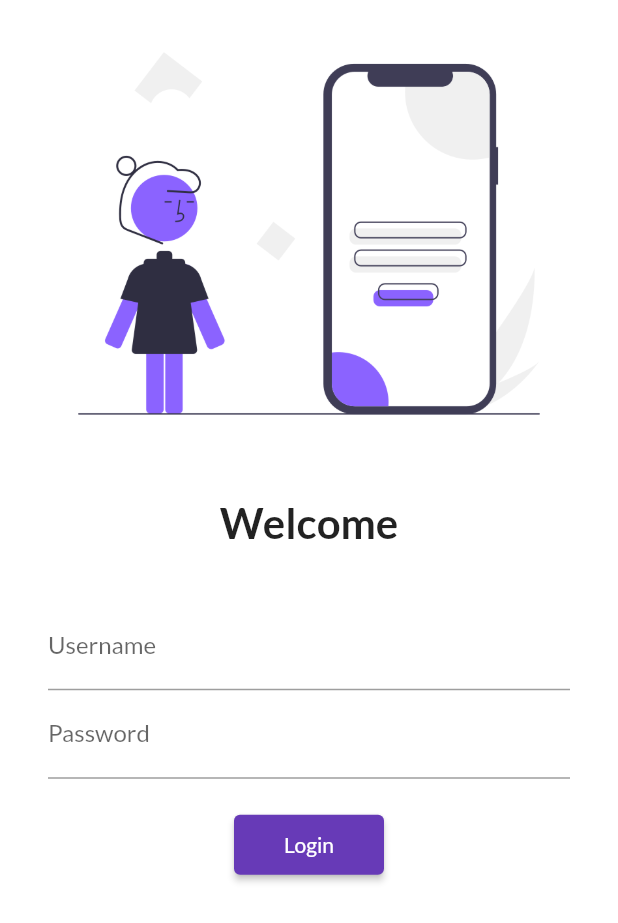
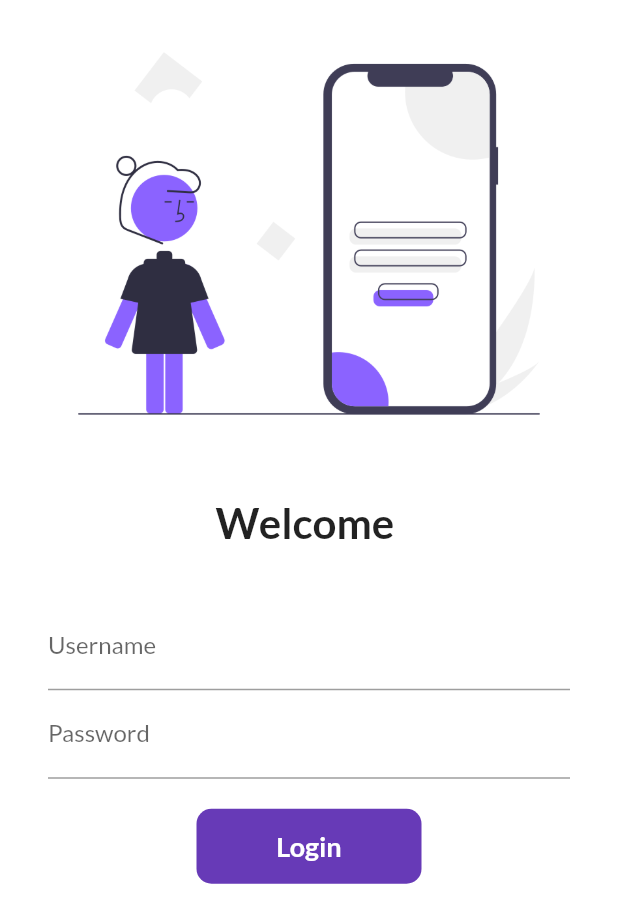
Before and after one commit to Viraj-M/flutter_catalog, a Flutter app: the screen it shows after launch, on a phone screen of 412 x 824 dp. Shown: the top 923 px of the screen. Run offline on Flutter 3.47's test engine with Material 2 defaults, Android fonts, the phone set to English and light mode, and no system bars; our stand-ins replace google_fonts.

Commit message:
Day 6 done!

```diff
--- a/lib/screens/login_page.dart
+++ b/lib/screens/login_page.dart
@@ -1,7 +1,15 @@
 import 'package:flutter/material.dart';
 import 'package:flutter_catalog/utils/routes.dart';
 
-class LoginPage extends StatelessWidget {
+class LoginPage extends StatefulWidget {
+  @override
+  State<LoginPage> createState() => _LoginPageState();
+}
+
+class _LoginPageState extends State<LoginPage> {
+  String name = "";
+  bool changeButton = false;
+
   @override
   Widget build(BuildContext context) {
     return Material(
@@ -17,7 +25,7 @@ class LoginPage extends StatelessWidget {
                 height: 20.0,
               ),
               Text(
-                "Welcome",
+                "Welcome $name",
                 style: TextStyle(
                   fontSize: 28,
                   fontWeight: FontWeight.bold,
@@ -36,6 +44,10 @@ class LoginPage extends StatelessWidget {
                         hintText: "Enter Username",
                         labelText: "Username",
                       ),
+                      onChanged: (value) {
+                        name = value;
+                        setState(() {});
+                      },
                     ),
                     TextFormField(
                       obscureText: true,
@@ -47,12 +59,43 @@ class LoginPage extends StatelessWidget {
                     SizedBox(
                       height: 20.0,
                     ),
-                    ElevatedButton(
-                        onPressed: () {
-                          Navigator.pushNamed(context, MyRoutes.homeRoute);
-                        },
-                        style: TextButton.styleFrom(minimumSize: Size(100, 40)),
-                        child: Text("Login"))
+
+                    InkWell(
+                      onTap: () async {
+                        setState(() {
+                          changeButton = true;
+                        });
+                        await Future.delayed(Duration(seconds: 1));
+                        Navigator.pushNamed(context, MyRoutes.homeRoute);
+                      },
+                      child: AnimatedContainer(
+                        duration: Duration(seconds: 1),
+                        width: changeButton ? 50 : 150,
+                        height: 50,
+                        alignment: Alignment.center,
+                        child: changeButton
+                            ? Icon(
+                                Icons.done,
+                                color: Colors.white,
+                              )
+                            : Text("Login",
+                                style: TextStyle(
+                                    color: Colors.white,
+                                    fontWeight: FontWeight.bold,
+                                    fontSize: 18)),
+                        decoration: BoxDecoration(
+                            color: Colors.deepPurple,
+                            borderRadius:
+                                BorderRadius.circular(changeButton ? 50 : 10)),
+                      ),
+                    )
+                    // ElevatedButton(
+                    //   style: TextButton.styleFrom(minimumSize: Size(100, 40)),
+                    //   child: Text("Login"),
+                    //   onPressed: () {
+                    //     Navigator.pushNamed(context, MyRoutes.homeRoute);
+                    //   },
+                    // )
                   ],
                 ),
               )
```
